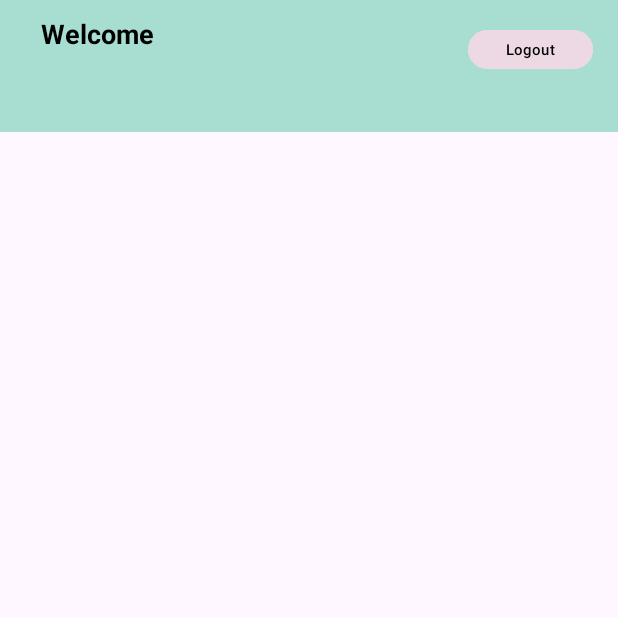
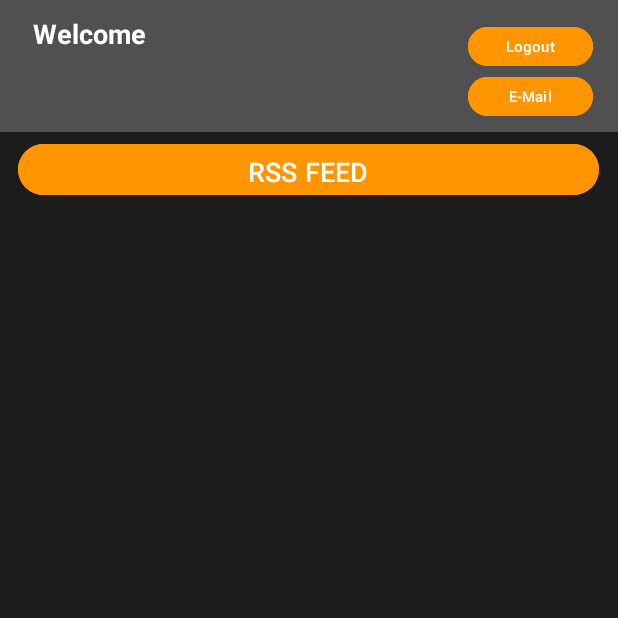
Before and after one commit to AbhayKhator/Health-care-App, an Android app: the MainActivity screen opened directly, with no data from a screen before it, on a phone screen of 412 x 824 dp, the top half of it. Run offline under Robolectric (Android 15) with nearby library versions, the phone set to English and light mode, and no system bars; our stand-ins replace Firebase (no records; nobody signed in at launch, a user with empty details on screens opened directly).

Commit message:
send mail activity completed

```diff
--- /dev/null
+++ b/app/src/main/res/drawable/back2222.xml
@@ -0,0 +1,5 @@
+<?xml version="1.0" encoding="utf-8"?>
+<shape xmlns:android="http://schemas.android.com/apk/res/android">
+    <stroke android:color="@color/colorWhite" android:width="2dp"/>
+    <corners android:radius="10dp" />
+</shape>
--- a/app/src/main/res/layout/activity_main.xml
+++ b/app/src/main/res/layout/activity_main.xml
@@ -4,32 +4,21 @@
     xmlns:tools="http://schemas.android.com/tools"
     android:layout_width="match_parent"
     android:layout_height="match_parent"
+    android:background="#1C1C1C"
     tools:context=".MainActivity">
 
-
-    <androidx.recyclerview.widget.RecyclerView
-        android:id="@+id/recyclerView"
-        android:layout_width="378dp"
-        android:layout_height="715dp"
-        android:layout_below="@+id/show_mail"
-        android:paddingLeft="10sp"
-        android:paddingRight="10sp"
-        app:layout_constraintBottom_toBottomOf="parent"
-        app:layout_constraintEnd_toEndOf="parent"
-        app:layout_constraintStart_toStartOf="parent"
-        app:layout_constraintTop_toTopOf="parent"
-        app:layout_constraintVertical_bias="1.0" />
 
     <TextView
         android:id="@+id/Welcome"
         android:layout_width="429dp"
         android:layout_height="88dp"
-        android:background="#A8DED1"
-        android:backgroundTint="#A8DED1"
-        android:paddingLeft="35sp"
+        android:background="@color/black"
+        android:backgroundTint="#505050"
+        android:backgroundTintMode="src_over"
+        android:paddingLeft="30sp"
         android:paddingTop="10sp"
         android:text="Welcome"
-        android:textColor="#000000"
+        android:textColor="#FFFFFF"
         android:textColorHint="#C36666"
         android:textSize="18sp"
         android:textStyle="bold"
@@ -42,7 +31,7 @@
         android:layout_width="258dp"
         android:layout_height="30dp"
         android:text="TextView"
-        android:textColor="#463F3F"
+        android:textColor="#FFFFFF"
         android:textSize="16sp"
         android:textStyle="bold"
         app:layout_constraintBottom_toBottomOf="parent"
@@ -56,14 +45,47 @@
         android:id="@+id/Btn_Logout"
         android:layout_width="83dp"
         android:layout_height="34dp"
-        android:backgroundTint="#ECD9E4"
+        android:backgroundTint="#FF9500"
         android:text="Logout"
-        android:textColor="#000000"
+        android:textColor="@color/white"
         android:textSize="10sp"
         app:layout_constraintBottom_toBottomOf="parent"
         app:layout_constraintEnd_toEndOf="parent"
         app:layout_constraintHorizontal_bias="0.949"
         app:layout_constraintStart_toStartOf="parent"
         app:layout_constraintTop_toTopOf="parent"
-        app:layout_constraintVertical_bias="0.02" />
+        app:layout_constraintVertical_bias="0.018" />
+
+    <Button
+        android:id="@+id/Btn_mail"
+        android:layout_width="83dp"
+        android:layout_height="34dp"
+        android:backgroundTint="#FF9500"
+        android:text="E-Mail"
+        android:textColor="@color/white"
+        android:textSize="10sp"
+        app:layout_constraintBottom_toBottomOf="parent"
+        app:layout_constraintEnd_toEndOf="parent"
+        app:layout_constraintHorizontal_bias="0.949"
+        app:layout_constraintStart_toStartOf="parent"
+        app:layout_constraintTop_toTopOf="parent"
+        app:layout_constraintVertical_bias="0.06" />
+
+    <Button
+        android:id="@+id/RssActiv"
+        android:layout_width="387dp"
+        android:layout_height="42dp"
+        android:layout_alignParentBottom="true"
+        android:layout_centerHorizontal="true"
+        android:backgroundTint="#FF9500"
+        android:text="RSS FEED"
+        android:textSize="18sp"
+        app:layout_constraintBottom_toBottomOf="parent"
+        app:layout_constraintEnd_toEndOf="parent"
+        app:layout_constraintHorizontal_bias="0.494"
+        app:layout_constraintStart_toStartOf="parent"
+        app:layout_constraintTop_toTopOf="@+id/Welcome"
+        app:layout_constraintVertical_bias="0.118" />
+
+
 </androidx.constraintlayout.widget.ConstraintLayout>
--- /dev/null
+++ b/app/src/main/res/values/dimens.xml
@@ -0,0 +1,5 @@
+<resources>
+    <!-- Default screen margins, per the Android Design guidelines. -->
+    <dimen name="activity_horizontal_margin">16dp</dimen>
+    <dimen name="activity_vertical_margin">16dp</dimen>
+</resources>
--- a/app/src/main/res/values/strings.xml
+++ b/app/src/main/res/values/strings.xml
@@ -1,3 +1,7 @@
 <resources>
     <string name="app_name">Health Is Wealth</string>
+    <string name="title_activity_main_menu">MainMenu</string>
+    <string name="title_home">Home</string>
+    <string name="title_dashboard">Dashboard</string>
+    <string name="title_notifications">Notifications</string>
 </resources>
```
Also changed, not shown: app/build.gradle.kts (+7 -0 lines), app/src/main/AndroidManifest.xml (+7 -5 lines), app/src/main/java/com/example/healthiswealth/MainActivity.java (+18 -38 lines), app/src/main/java/com/example/healthiswealth/sendMail.java (added, +101 -0 lines), app/src/main/res/drawable/ic_dashboard_black_24dp.xml (added, +9 -0 lines), app/src/main/res/drawable/ic_home_black_24dp.xml (added, +9 -0 lines), app/src/main/res/drawable/ic_notifications_black_24dp.xml (added, +9 -0 lines), app/src/main/res/layout/activity_send_mail.xml (added, +141 -0 lines), app/src/main/res/navigation/mobile_navigation.xml (added, +25 -0 lines).
